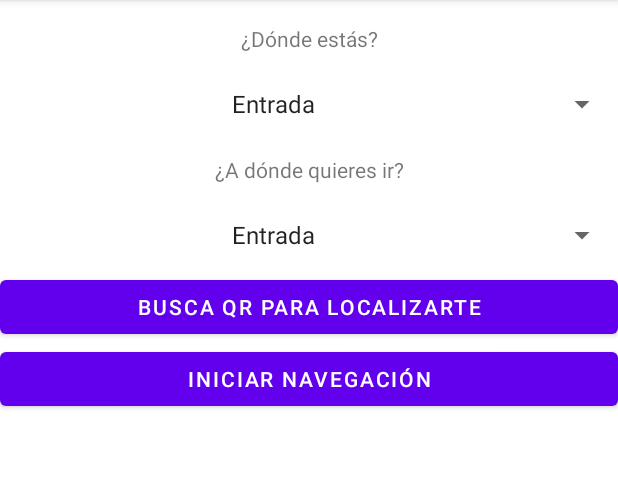
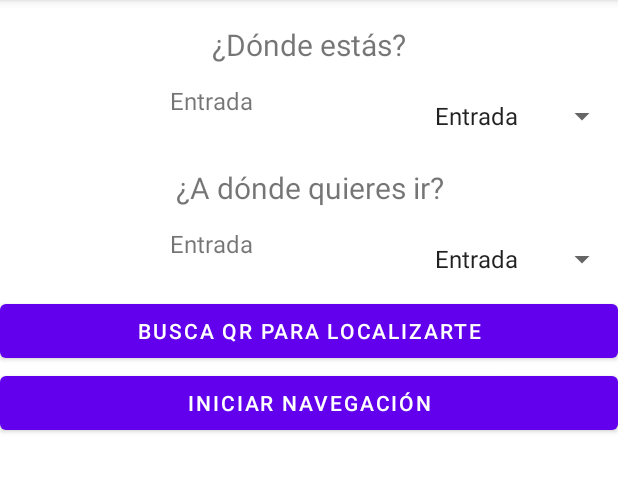
Before and after one commit to MiklosLaszlo/NPI, an Android app: the screen it shows after launch (MainActivity), after a tap on "Navegación", on a phone screen of 412 x 824 dp, the part 84-576 px from its top. Run offline under Robolectric (Android 15) with nearby library versions, the phone set to English and light mode, and no system bars; libraries missing offline, so code that uses them is left out: com.google.ar.core, com.google.ar.sceneform, com.journeyapps.barcodescanner; 8 statements that could not run were skipped; 1 other tap on this screen came first.

Commit message:
Ligeros cambios al Layout de navegacion

```diff
--- a/NPI_P3/app/src/main/java/com/example/drawerappugr/ImplementaComedores.java
+++ b/NPI_P3/app/src/main/java/com/example/drawerappugr/ImplementaComedores.java
@@ -238,7 +238,7 @@ public class ImplementaComedores {
     }
 
     public void finSeleccion(){
-        tablaMenu1.setBackgroundColor(Color.parseColor("#FF000000"));//"@color/black"));
-        tablaMenu2.setBackgroundColor(Color.parseColor("#FF000000"));//"@color/black"));
+        tablaMenu1.setBackgroundColor(0x00000000);//"@color/black"));
+        tablaMenu2.setBackgroundColor(0x00000000);//"@color/black"));
     }
 }
--- a/NPI_P3/app/src/main/java/com/example/drawerappugr/Navegacion.java
+++ b/NPI_P3/app/src/main/java/com/example/drawerappugr/Navegacion.java
@@ -1,58 +1,81 @@
 package com.example.drawerappugr;
 
-import android.app.Activity;
-import android.text.Layout;
 import android.util.Log;
 import android.view.View;
 import android.widget.AdapterView;
 import android.widget.ArrayAdapter;
 import android.widget.Button;
 import android.widget.Spinner;
+import android.widget.TextView;
 
 import androidx.activity.result.ActivityResultLauncher;
 import androidx.appcompat.app.AppCompatActivity;
 
-import com.google.ar.core.exceptions.CameraNotAvailableException;
 import com.journeyapps.barcodescanner.ScanContract;
 import com.journeyapps.barcodescanner.ScanOptions;
+
+import org.w3c.dom.Text;
 
 public class Navegacion {
 
     private Spinner spinnerOrigen;
     private Spinner spinnerDestino;
     private Cursor cursor;
+
     private Button scannerButton;
     private Button initNavButton;
     private Button nextNode;
     private Button prevNode;
+    private Button cancelNavButton;
+
     private String origen = new String();
     private String destino = new String();
+    private TextView textInstrucionesPaso;
+    private TextView textOrigen;
+    private TextView textDestino;
+
     private View viewCursor;
-    private View layoutBotones;
+    private View viewOpNav;
+
     private ActivityResultLauncher<ScanOptions> barLauncher;
 
     public Navegacion(AppCompatActivity activity){
+        // Opciones del spinner (menu desplegable)
         ArrayAdapter<CharSequence> adapter=ArrayAdapter.createFromResource(activity, R.array.lugares, android.R.layout.simple_spinner_item);
         adapter.setDropDownViewResource(android.R.layout.simple_spinner_item);
+
+        // Conecto cada elemento con su layout
         spinnerOrigen = (Spinner) activity.findViewById(R.id.menuNavegacionOrigen);
         spinnerDestino = (Spinner) activity.findViewById(R.id.menuNavegacionDestino);
         scannerButton = (Button) activity.findViewById(R.id.scanbuttonav);
         initNavButton = (Button) activity.findViewById(R.id.inicarNav);
-        viewCursor = (View) activity.findViewById(R.id.layoiutCursor);
-        layoutBotones = (View) activity.findViewById(R.id.pasosNav);
+        cancelNavButton = (Button) activity.findViewById(R.id.cancelarNavegacion);
         prevNode = (Button) activity.findViewById(R.id.PrevNode);
         nextNode = (Button) activity.findViewById(R.id.NextNode);
 
+        textInstrucionesPaso = (TextView) activity.findViewById(R.id.tvDestino);
+        textOrigen = (TextView) activity.findViewById(R.id.textOrigen);
+        textDestino = (TextView) activity.findViewById(R.id.textDestino);
 
+        viewCursor = (View) activity.findViewById(R.id.viewCursor);
+        viewOpNav = (View) activity.findViewById(R.id.viewOpcionesNav);
+
+        // Destino y Origen por defecto
+        origen="Entrada";
+        destino="Entrada";
+        textOrigen.setText(origen);
+        textDestino.setText(destino);
+
+        // Creo el menu desplegable
         spinnerDestino.setAdapter(adapter);
         spinnerOrigen.setAdapter(adapter);
 
-
+        // Si eligen algo cargo el origen y el destino
         spinnerOrigen.setOnItemSelectedListener(new AdapterView.OnItemSelectedListener() {
             @Override
             public void onItemSelected(AdapterView<?> parent, View view, int position, long id) {
                 origen = parent.getItemAtPosition(position).toString();
-                Log.e("Origen nav",origen);
+                textOrigen.setText(origen);
             }
 
             @Override
@@ -65,7 +88,7 @@ public class Navegacion {
             @Override
             public void onItemSelected(AdapterView<?> parent, View view, int position, long id) {
                 destino = parent.getItemAtPosition(position).toString();
-                Log.e("Origen nav",destino);
+                textDestino.setText(destino);
             }
 
             @Override
@@ -74,27 +97,49 @@ public class Navegacion {
             }
         });
 
+        // Inicia la flecha
         cursor= new Cursor(activity);
+
+        // Para el scanner, que hace al detectar un QR
         barLauncher = activity.registerForActivityResult(new ScanContract(), result->{
             if(result.getContents() != null){
-                // GUARDA EL TEXTO LEIOD AQUI
+                // GUARDA EL TEXTO LEIDO AQUI
                 origen=result.getContents();
+                textOrigen.setText(origen);
             }
         });
+
+        // Boton inicia escaner
         scannerButton.setOnClickListener(v->{
             scanCode();
         });
 
+        // Boton inicia navegacion
         initNavButton.setOnClickListener(v ->{
             initNav();
         });
+
+        // Boton anterior paso Navegación
         prevNode.setOnClickListener(v->{
             //
         });
+
+        // Boton siguiente paso Navegacion
         nextNode.setOnClickListener(v->{
             //
         });
 
+        // Boton cancelar navegacion
+        cancelNavButton.setOnClickListener(v -> {
+            cancelNav();
+        });
+
+
+    }
+
+    private void cancelNav() {
+        viewOpNav.setVisibility(View.VISIBLE);
+        viewCursor.setVisibility(View.GONE);
 
     }
 
@@ -119,6 +164,7 @@ public class Navegacion {
     }
 
     private void initNav(){
+        viewOpNav.setVisibility(View.GONE);
         viewCursor.setVisibility(View.VISIBLE);
         // Llamar funciones para iniciar navegación
     }
--- a/NPI_P3/app/src/main/res/layout/cursor.xml
+++ b/NPI_P3/app/src/main/res/layout/cursor.xml
@@ -13,12 +13,19 @@
         <LinearLayout
             android:layout_width="match_parent"
             android:layout_height="wrap_content"
-            android:orientation="horizontal">
+            android:orientation="vertical">
 
             <Space
                 android:layout_width="wrap_content"
                 android:layout_height="wrap_content"
                 android:layout_weight="1" />
+
+            <Button
+                android:id="@+id/cancelarNavegacion"
+                android:layout_width="match_parent"
+                android:layout_height="wrap_content"
+                android:text="Cancelar navegación"
+                android:visibility="visible" />
 
             <LinearLayout
                 android:id="@+id/pasosNav"
@@ -44,9 +51,10 @@
 
             <TextView
                 android:id="@+id/tvDestino"
-                android:layout_width="wrap_content"
+                android:layout_width="match_parent"
                 android:layout_height="wrap_content"
                 android:layout_weight="1"
+                android:textAlignment="center"
                 android:text="Vaya hacia"
                 android:textAppearance="@style/TextAppearance.AppCompat.Large" />
 
--- a/NPI_P3/app/src/main/res/layout/navegacion.xml
+++ b/NPI_P3/app/src/main/res/layout/navegacion.xml
@@ -12,6 +12,12 @@
         app:layout_constraintTop_toTopOf="parent"
         tools:layout_editor_absoluteX="1dp">
 
+        <LinearLayout
+            android:id="@+id/viewOpcionesNav"
+            android:layout_width="match_parent"
+            android:layout_height="match_parent"
+            android:orientation="vertical">
+
             <TextView
                 android:id="@+id/preungtaOrigenNavegación"
                 android:layout_width="match_parent"
@@ -20,18 +26,34 @@
                 android:spinnerMode="dropdown"
                 android:text="¿Dónde estás?"
                 android:textAlignment="center"
+                android:textSize="20sp"
                 app:layout_constraintTop_toTopOf="parent"
                 tools:layout_editor_absoluteX="16dp" />
 
+            <LinearLayout
+                android:layout_width="match_parent"
+                android:layout_height="wrap_content"
+                android:orientation="horizontal">
+
+                <TextView
+                    android:id="@+id/textOrigen"
+                    android:layout_width="wrap_content"
+                    android:layout_height="48dp"
+                    android:layout_weight="1"
+                    android:text="TextView"
+                    android:textAlignment="center"
+                    android:textSize="16sp" />
+
                 <Spinner
                     android:id="@+id/menuNavegacionOrigen"
-            android:layout_width="match_parent"
+                    android:layout_width="wrap_content"
                     android:layout_height="48dp"
                     android:layout_marginTop="10dp"
-            android:spinnerMode="dropdown"
+                    android:spinnerMode="dialog"
                     android:textAlignment="center"
                     app:layout_constraintTop_toBottomOf="@+id/preungtaOrigenNavegación"
                     tools:layout_editor_absoluteX="1dp" />
+            </LinearLayout>
 
             <TextView
                 android:id="@+id/textoNavegacionDestino"
@@ -40,18 +62,34 @@
                 android:layout_marginTop="10dp"
                 android:text="¿A dónde quieres ir?"
                 android:textAlignment="center"
+                android:textSize="20sp"
                 app:layout_constraintTop_toBottomOf="@+id/menuNavegacionOrigen"
                 tools:layout_editor_absoluteX="122dp" />
 
+            <LinearLayout
+                android:layout_width="match_parent"
+                android:layout_height="wrap_content"
+                android:orientation="horizontal">
+
+                <TextView
+                    android:id="@+id/textDestino"
+                    android:layout_width="wrap_content"
+                    android:layout_height="48dp"
+                    android:layout_weight="1"
+                    android:text="TextView"
+                    android:textAlignment="center"
+                    android:textSize="16sp" />
+
                 <Spinner
                     android:id="@+id/menuNavegacionDestino"
-            android:layout_width="match_parent"
+                    android:layout_width="wrap_content"
                     android:layout_height="48dp"
                     android:layout_marginTop="10dp"
-            android:spinnerMode="dropdown"
+                    android:spinnerMode="dialog"
                     android:textAlignment="center"
                     app:layout_constraintTop_toBottomOf="@+id/textoNavegacionDestino"
                     tools:layout_editor_absoluteX="1dp" />
+            </LinearLayout>
 
             <Button
                 android:id="@+id/scanbuttonav"
@@ -64,15 +102,21 @@
                 android:layout_width="match_parent"
                 android:layout_height="wrap_content"
                 android:text="Iniciar Navegación" />
+        </LinearLayout>
 
 
+        <LinearLayout
+            android:id="@+id/viewCursor"
+            android:layout_width="match_parent"
+            android:layout_height="match_parent"
+            android:orientation="vertical"
+            android:visibility="gone">
+
             <include
-            android:id="@+id/layoiutCursor"
                 layout="@layout/cursor"
                 android:layout_width="match_parent"
-            android:visibility="gone"></include>
-
-
+                android:visibility="visible"></include>
+        </LinearLayout>
 
 
     </LinearLayout>
```
Lines whose indentation alone changed are shown as unchanged.
